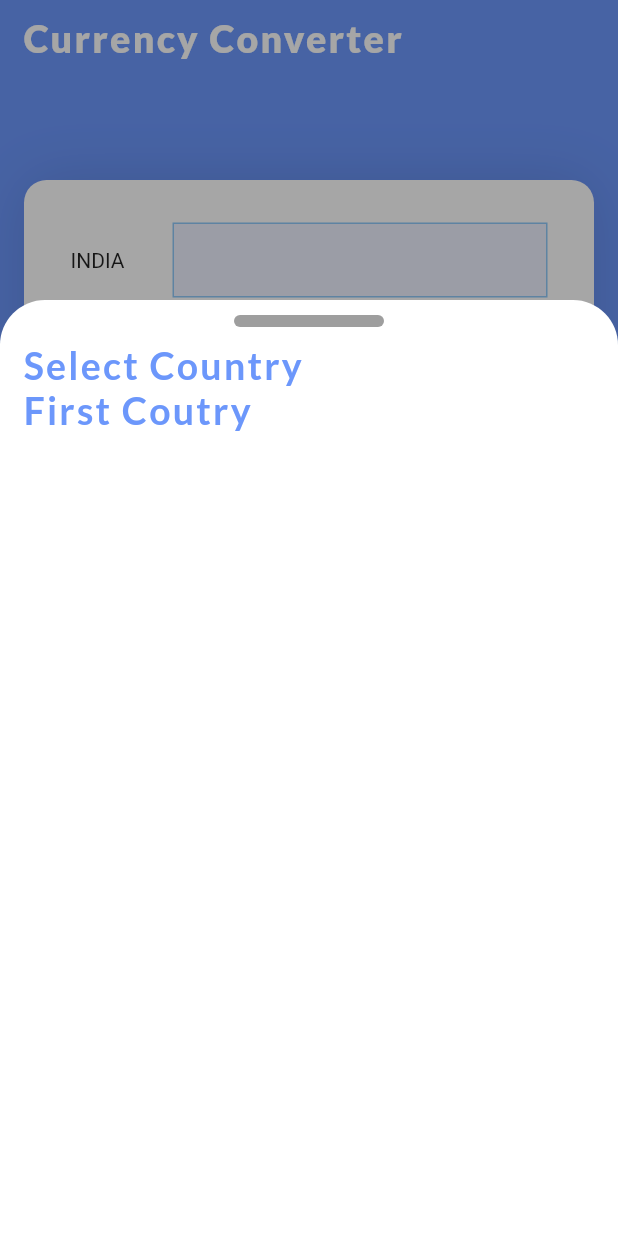
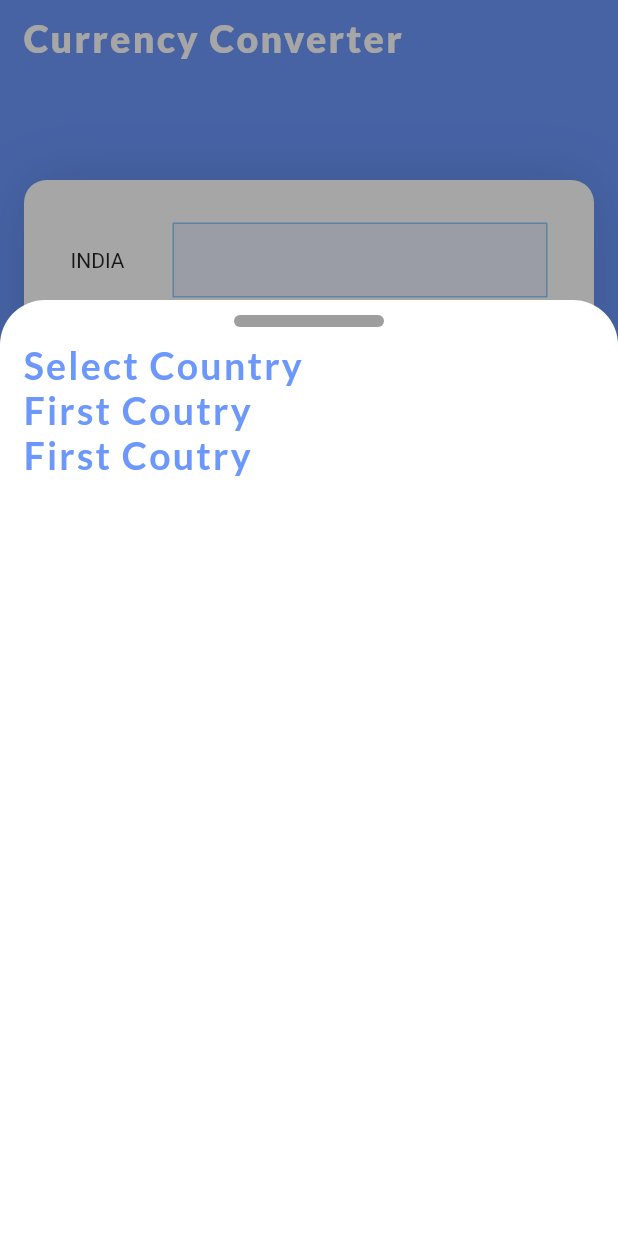
Before and after one commit to dhruvin2004/CurrancyConvert, a Flutter app: the screen it shows after launch, after a tap on "INDIA", on a phone screen of 412 x 824 dp. Run offline on Flutter 3.47's test engine with Material 2 defaults, Android fonts, the light colour scheme and no system bars; our stand-ins replace google_fonts, modal_bottom_sheet.

Commit message:
DP | 28/1/23 6:00 PM

```diff
--- a/lib/currancypage.dart
+++ b/lib/currancypage.dart
@@ -307,6 +307,10 @@ class BottomSheet extends StatelessWidget {
                 fontSize: 25,
                 fontWeight: FontWeight.bold,
                 color: Color(0xff6C97FB),
+                letterSpacing: 1.5)),Text(Country,style: GoogleFonts.lato(
+                fontSize: 25,
+                fontWeight: FontWeight.bold,
+                color: Color(0xff6C97FB),
                 letterSpacing: 1.5)),
 
           ],
```
